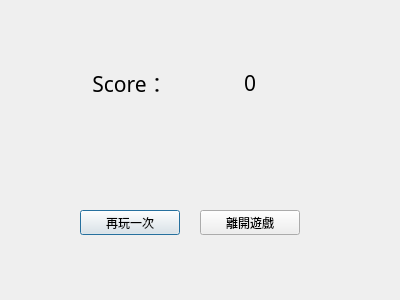
Before: the Qt Designer form pd2-Taiko/dialog.ui in csiebear/pd2-Taiko, drawn with Qt 5.
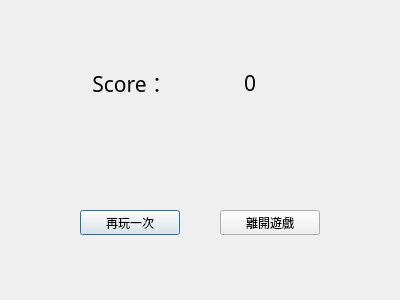
After: the same form once the commit is applied.

Diff of the .ui file:
```diff
--- a/pd2-Taiko/dialog.ui
+++ b/pd2-Taiko/dialog.ui
@@ -29,7 +29,7 @@
   <widget class="QPushButton" name="pushButton_2">
    <property name="geometry">
     <rect>
-     <x>200</x>
+     <x>220</x>
      <y>210</y>
      <width>100</width>
      <height>25</height>
```
Left out of the diff: 19 changed lines with no effect on the pictures.
